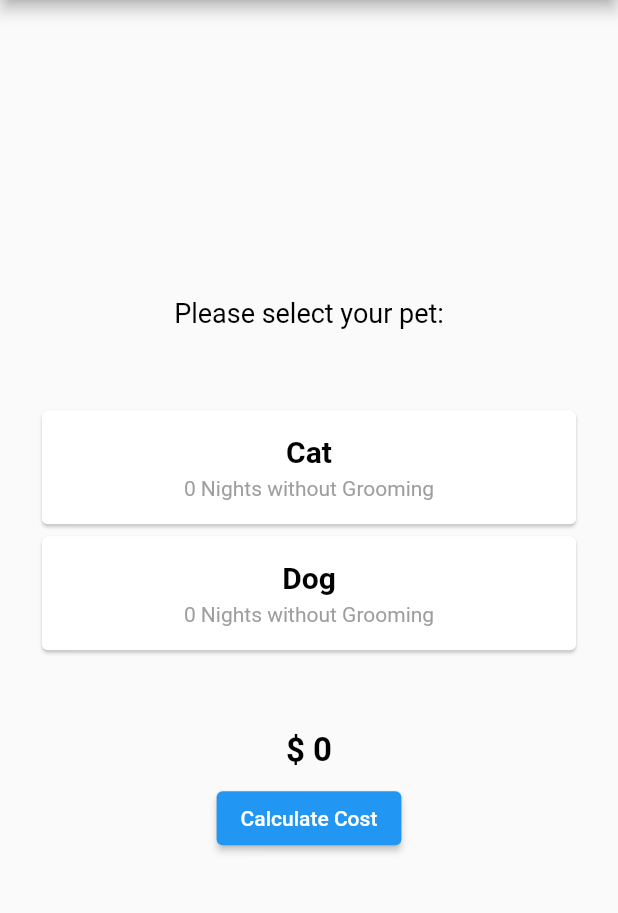
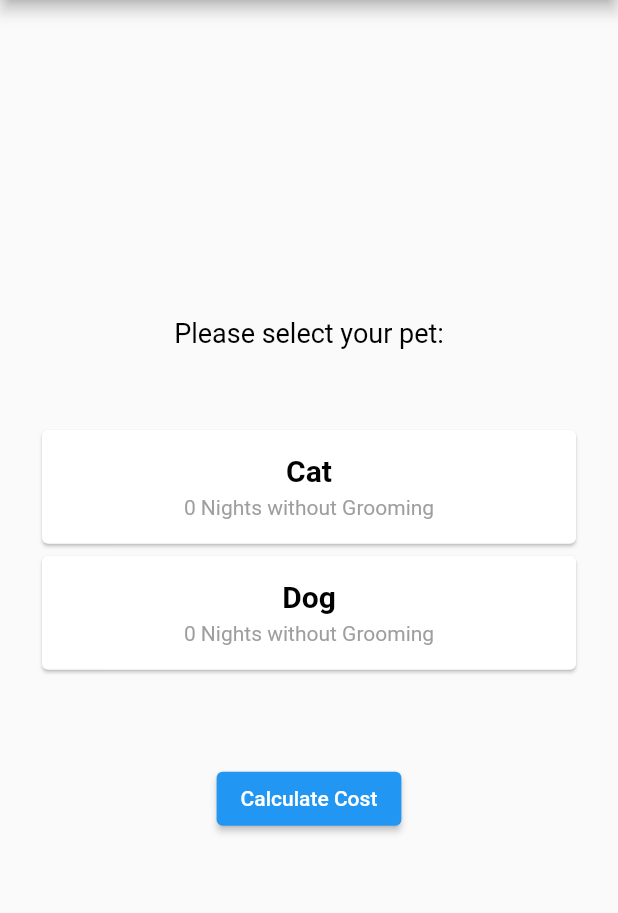
Before and after one commit to FtADev/PetService, a Flutter app: the screen it shows after launch, on a phone screen of 412 x 824 dp, the part 84-997 px from its top. Run offline on Flutter 3.47's test engine with Material 2 defaults, Android fonts, the phone set to English and light mode, and no system bars; our stand-ins replace dartz, dio, equatable, get_it.

Commit message:
Don't show 0 cost

```diff
--- a/lib/service_cost/presentation/home/pages/home_screen.dart
+++ b/lib/service_cost/presentation/home/pages/home_screen.dart
@@ -3,6 +3,7 @@ import 'package:pet_service/service_cost/presentation/animal/provider/cat_provid
 import 'package:pet_service/service_cost/presentation/animal/provider/dog_provider.dart';
 import 'package:pet_service/service_cost/presentation/home/widgets/choose_pet_widget.dart';
 import 'package:provider/provider.dart';
+
 import '../provider/home_provider.dart';
 
 class HomeScreen extends StatelessWidget {
@@ -26,8 +27,10 @@ class HomeScreen extends StatelessWidget {
               const SizedBox(
                 height: 50,
               ),
-              viewModel.isLoading ? Container() :
-              viewModel.errorMessage == ""
+              viewModel.isLoading
+                  ? Container()
+                  : viewModel.errorMessage == ""
+                      ? (viewModel.cost != 0
                           ? Text(
                               "\$ ${viewModel.cost}",
                               style: const TextStyle(
@@ -36,6 +39,7 @@ class HomeScreen extends StatelessWidget {
                                 fontWeight: FontWeight.bold,
                               ),
                             )
+                          : Container())
                       : Text(
                           viewModel.errorMessage,
                           style: const TextStyle(
```
Lines whose indentation alone changed are shown as unchanged.
